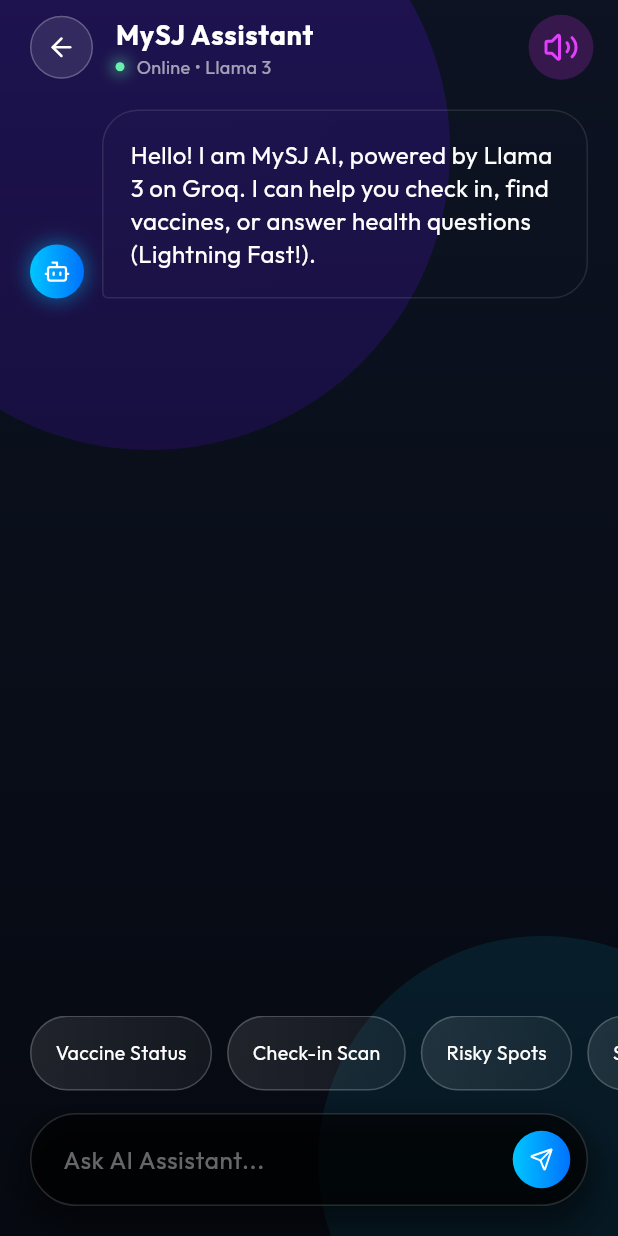
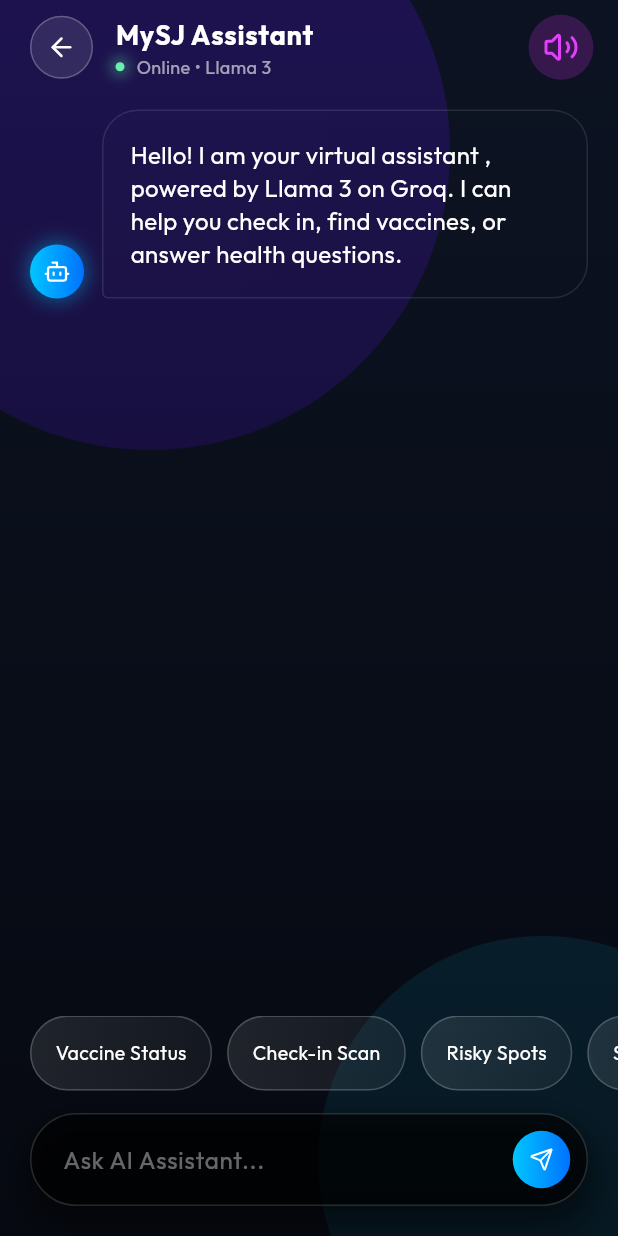
Before and after one commit to D-H724/my_sejahtera_ng, a Flutter app: the AIChatScreen screen opened directly, on a phone screen of 412 x 824 dp. Run offline on Flutter 3.47's test engine with Material 3 defaults, Android fonts, the light colour scheme and no system bars; drawn by our look-alikes of animated_text_kit, flutter_animate; our stand-ins replace fl_chart, flutter_map, flutter_riverpod, flutter_tts, geolocator, google_fonts and 4 more; accounts and stored records are empty.

Commit message:
Update AI assistant greeting and error handling message

```diff
--- a/lib/features/health_assistant/screens/ai_chat_screen.dart
+++ b/lib/features/health_assistant/screens/ai_chat_screen.dart
@@ -37,7 +37,7 @@
   List<ChatMessage> build() {
     return [
       ChatMessage(
-        text: 'Hello! I am MySJ AI, powered by Llama 3 on Groq. I can help you check in, find vaccines, or answer health questions (Lightning Fast!).',
+        text: 'Hello! I am your virtual assistant , powered by Llama 3 on Groq. I can help you check in, find vaccines, or answer health questions.',
         isUser: false,
       ),
     ];
@@ -227,8 +227,7 @@
       if (!mounted) return;
       HapticFeedback.heavyImpact(); // Haptic for error
 
-      // If network calls fail, maybe switch to offline mode automatically?
-      // For now, just show error.
+      // If network calls fail, show error.
       ref.read(chatProvider.notifier).addMessage(ChatMessage(
         text: "Error connecting to AI: ${e.toString()}",
         isUser: false,
```
